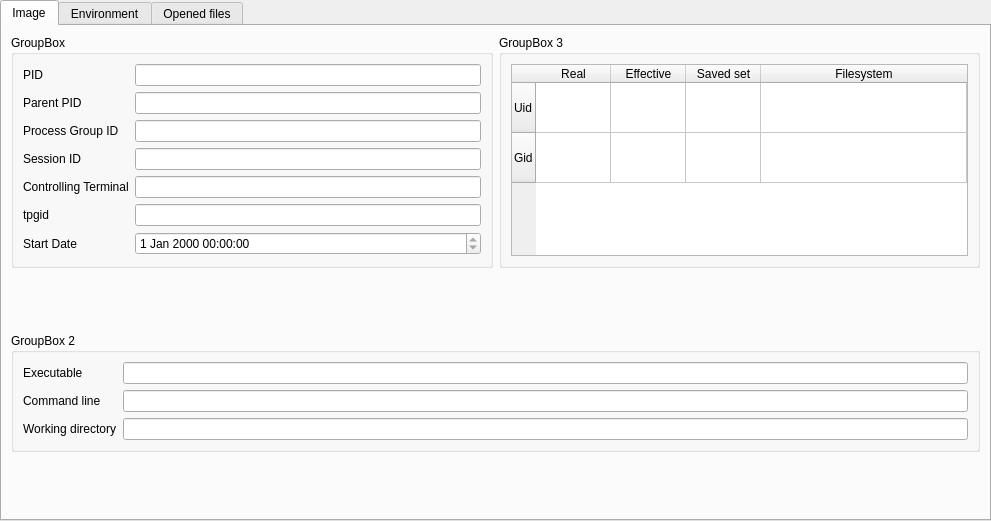
First picture: the form in src/processdetailview.ui, repository Wenzel/kmonitor, before the edit.
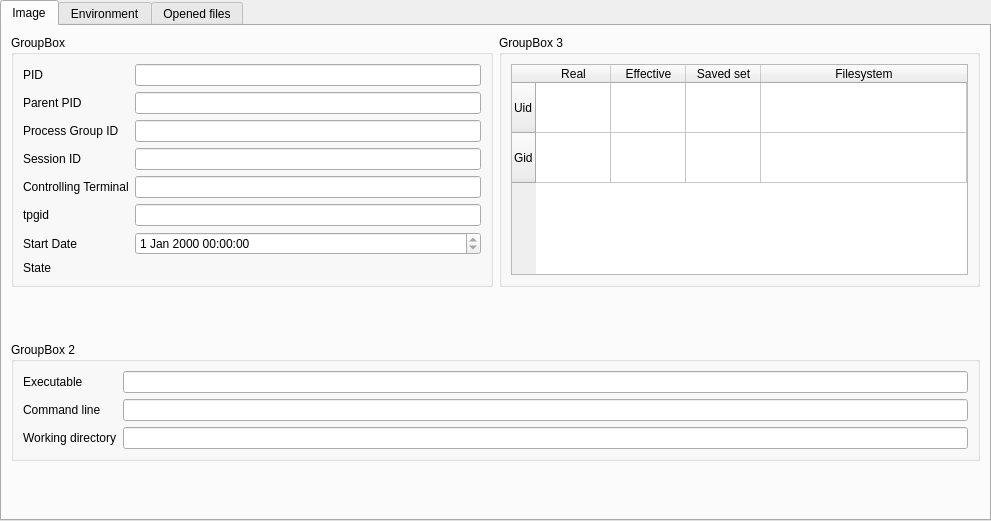
Second picture: the form after the edit.

Diff of the .ui file:
```diff
--- a/src/processdetailview.ui
+++ b/src/processdetailview.ui
@@ -129,6 +129,20 @@
            </property>
           </widget>
          </item>
+         <item row="8" column="0">
+          <widget class="QLabel" name="label_11">
+           <property name="text">
+            <string>State</string>
+           </property>
+          </widget>
+         </item>
+         <item row="8" column="2">
+          <widget class="QLabel" name="label_state">
+           <property name="text">
+            <string/>
+           </property>
+          </widget>
+         </item>
         </layout>
        </widget>
       </item>
```
Left out of the diff: 34 changed lines with no effect on the pictures.
